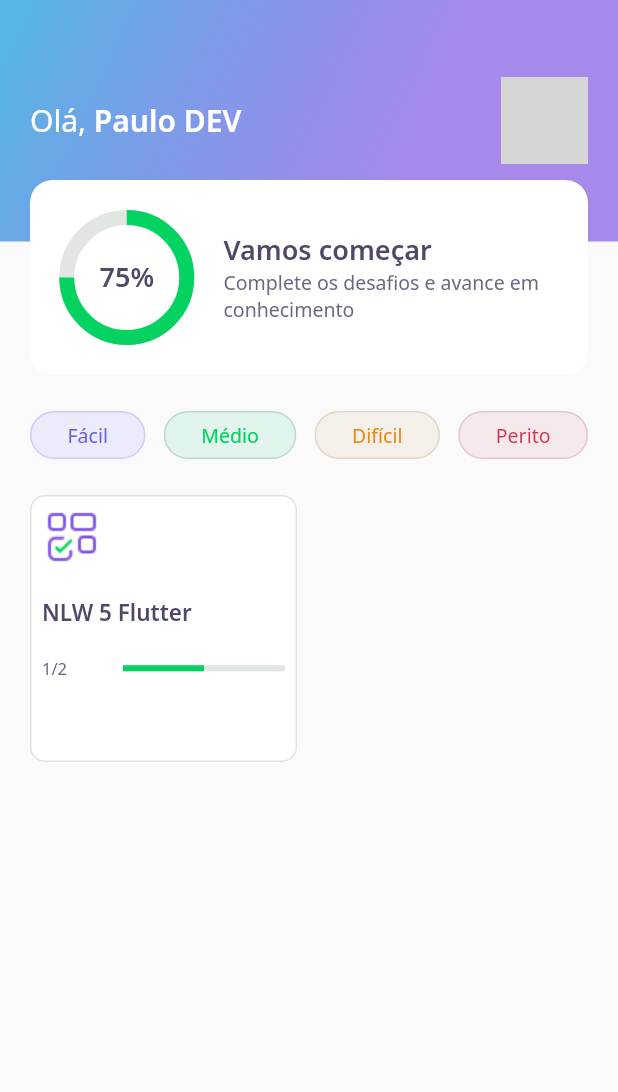
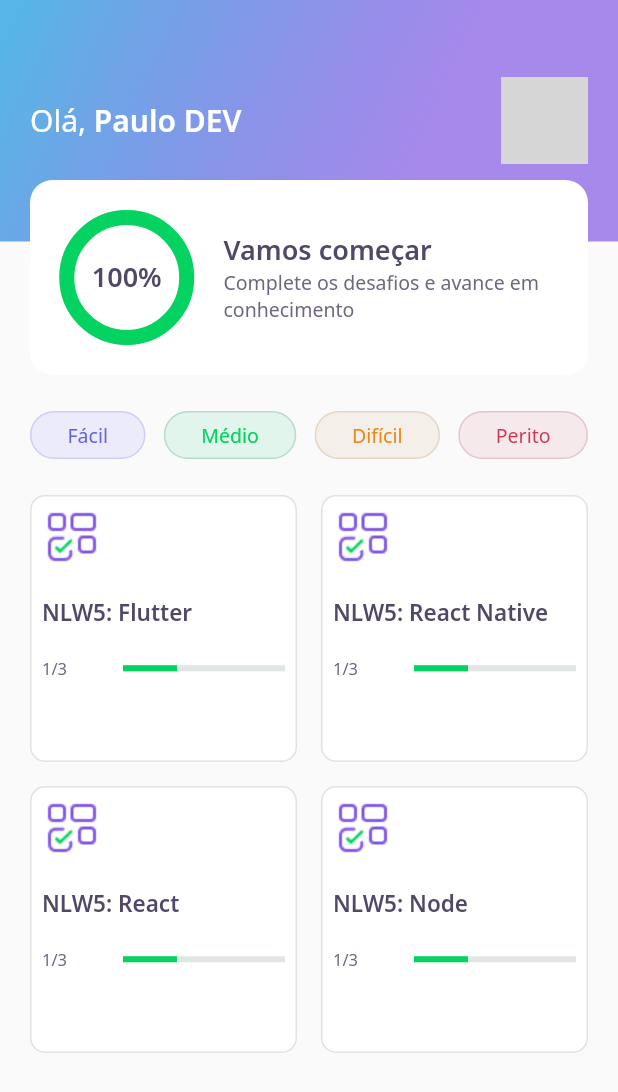
Before and after one commit to PauloAlves8039/flutter-devquiz, a Flutter app: the screen it shows after launch, on a phone screen of 412 x 824 dp. Shown: the top 1092 px of the screen. Run offline on Flutter 3.47's test engine with Material 2 defaults, Android fonts, the phone set to English and light mode, and no system bars; our stand-ins replace google_fonts, share_plus; accounts and stored records are empty; network calls fail; grey boxes are pictures that could not be loaded.

Commit message:
Aula 05 implementando elementos visuais

```diff
--- a/lib/challenge/challenge_controller.dart
+++ b/lib/challenge/challenge_controller.dart
@@ -4,4 +4,6 @@ class ChallengeController {
   final currentPageNotifier = ValueNotifier<int>(1);
   int get currentPage => currentPageNotifier.value;
   set currentPage(int value) => currentPageNotifier.value = value;
+
+  int qtdAnwserRight = 0;
 }
--- a/lib/challenge/widgets/awnser/awnser_widget.dart
+++ b/lib/challenge/widgets/awnser/awnser_widget.dart
@@ -7,7 +7,7 @@ class AwnserWidget extends StatelessWidget {
   final AwnserModel anwser;
   final bool isSelected;
   final bool disabled;
-  final VoidCallback onTap;
+  final ValueChanged<bool> onTap;
 
   const AwnserWidget({
     Key? key,
@@ -36,7 +36,9 @@ class AwnserWidget extends StatelessWidget {
       child: IgnorePointer(
         ignoring: disabled,
         child: GestureDetector(
-          onTap: onTap,
+          onTap: () {
+            onTap(anwser.isRight);
+          },
           child: Container(
             margin: EdgeInsets.symmetric(horizontal: 16, vertical: 4),
             padding: EdgeInsets.all(16),
--- a/lib/core/app_widget.dart
+++ b/lib/core/app_widget.dart
@@ -1,5 +1,4 @@
-import 'package:DevQuiz/challenge/challenge_page.dart';
-import 'package:DevQuiz/home/home_page.dart';
+import 'package:DevQuiz/splash/splash_page.dart';
 import 'package:flutter/material.dart';
 
 class AppWidget extends StatelessWidget {
@@ -7,7 +6,7 @@ class AppWidget extends StatelessWidget {
   Widget build(BuildContext context) {
     return MaterialApp(
       title: "DevQuiz",
-      home: HomePage(),
+      home: SplashPage(),
     );
   }
 }
--- a/lib/home/home_page.dart
+++ b/lib/home/home_page.dart
@@ -79,6 +79,7 @@ class _HomePageState extends State<HomePage> {
                                   MaterialPageRoute(
                                       builder: (context) => ChallengePage(
                                             questions: e.questions,
+                                            title: e.title,
                                           )));
                             },
                           ))
--- a/lib/home/widgets/appbar/app_bar_widget.dart
+++ b/lib/home/widgets/appbar/app_bar_widget.dart
@@ -42,7 +42,10 @@ class AppBarWidget extends PreferredSize {
                     ),
                   ),
                   Align(
-                      alignment: Alignment(0.0, 1.0), child: ScoreCardWidget())
+                      alignment: Alignment(0.0, 1.0),
+                      child: ScoreCardWidget(
+                        percent: user.score / 100,
+                      ))
                 ],
               ),
             ));
--- a/lib/home/widgets/chart/chart_widget.dart
+++ b/lib/home/widgets/chart/chart_widget.dart
@@ -1,15 +1,41 @@
 import 'package:DevQuiz/core/core.dart';
 import 'package:flutter/material.dart';
 
-class ChartWidget extends StatelessWidget {
-  const ChartWidget({Key? key}) : super(key: key);
+class ChartWidget extends StatefulWidget {
+  final double percent;
+  const ChartWidget({Key? key, required this.percent}) : super(key: key);
+
+  @override
+  _ChartWidgetState createState() => _ChartWidgetState();
+}
+
+class _ChartWidgetState extends State<ChartWidget>
+    with SingleTickerProviderStateMixin {
+  late AnimationController _controller;
+  late Animation<double> _animation;
+
+  void _initAnimation() {
+    _controller =
+        AnimationController(vsync: this, duration: Duration(seconds: 3));
+    _animation =
+        Tween<double>(begin: 0.0, end: widget.percent).animate(_controller);
+    _controller.forward();
+  }
+
+  @override
+  void initState() {
+    _initAnimation();
+    super.initState();
+  }
 
   @override
   Widget build(BuildContext context) {
     return Container(
         height: 80,
         width: 80,
-      child: Stack(
+        child: AnimatedBuilder(
+          animation: _animation,
+          builder: (context, _) => Stack(
             children: [
               Center(
                 child: Container(
@@ -17,7 +43,7 @@ class ChartWidget extends StatelessWidget {
                   width: 80,
                   child: CircularProgressIndicator(
                     strokeWidth: 10,
-                value: 0.75,
+                    value: _animation.value,
                     backgroundColor: AppColors.chartSecondary,
                     valueColor:
                         AlwaysStoppedAnimation<Color>(AppColors.chartPrimary),
@@ -26,12 +52,12 @@ class ChartWidget extends StatelessWidget {
               ),
               Center(
                 child: Text(
-              "75%",
+                  "${(_animation.value * 100).toInt()}%",
                   style: AppTextStyles.heading,
                 ),
               )
             ],
           ),
-    );
+        ));
   }
 }
--- a/lib/home/widgets/score_card/score_card_widget.dart
+++ b/lib/home/widgets/score_card/score_card_widget.dart
@@ -4,7 +4,8 @@ import 'package:DevQuiz/home/widgets/chart/chart_widget.dart';
 import 'package:flutter/material.dart';
 
 class ScoreCardWidget extends StatelessWidget {
-  const ScoreCardWidget({Key? key}) : super(key: key);
+  final double percent;
+  const ScoreCardWidget({Key? key, required this.percent}) : super(key: key);
 
   @override
   Widget build(BuildContext context) {
@@ -19,7 +20,11 @@ class ScoreCardWidget extends StatelessWidget {
           child: Row(
             crossAxisAlignment: CrossAxisAlignment.center,
             children: [
-              Expanded(flex: 1, child: ChartWidget()),
+              Expanded(
+                  flex: 1,
+                  child: ChartWidget(
+                    percent: percent,
+                  )),
               Expanded(
                 flex: 3,
                 child: Padding(
--- a/pubspec.yaml
+++ b/pubspec.yaml
@@ -10,6 +10,7 @@ dependencies:
     sdk: flutter
   cupertino_icons: ^1.0.2
   google_fonts: ^2.0.0
+  share_plus: ^2.0.1
 
 dev_dependencies:
   flutter_test:
```
Also changed, not shown: assets/database/quizzes.json (+206 -1 lines), lib/challenge/challenge_page.dart (+20 -3 lines), lib/challenge/widgets/next_button/next_button_widget.dart (+9 -0 lines), lib/challenge/widgets/quiz/quiz_widget.dart (+5 -5 lines), lib/result/result_page.dart (added, +93 -0 lines), lib/splash/splash_page.dart (+10 -0 lines), assets/images/trophy.png, pubspec.lock. Lines whose indentation alone changed are shown as unchanged.
